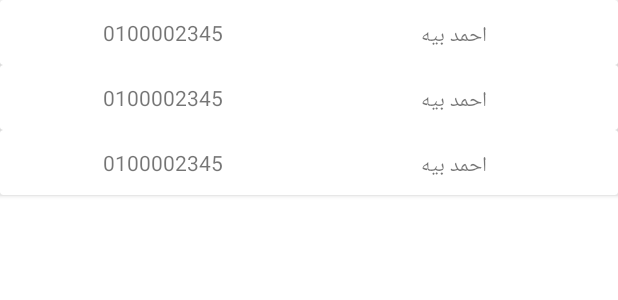
After one commit to AhmedElkrrai/Daftar, an Android app: the layout activity_contacts.xml on its own in the app's theme, with its tools: preview values and no code run, on a phone screen of 412 x 824 dp. The commit adds this screen. Shown: the top 300 px of the screen. Run offline under Robolectric (Android 15) with nearby library versions, the light colour scheme and no system bars.

Commit message:
display contacts

```diff
--- a/app/src/main/AndroidManifest.xml
+++ b/app/src/main/AndroidManifest.xml
@@ -1,6 +1,8 @@
 <?xml version="1.0" encoding="utf-8"?>
 <manifest xmlns:android="http://schemas.android.com/apk/res/android"
     package="com.example.daftar">
+
+    <uses-permission android:name="android.permission.READ_CONTACTS" />
 
     <application
         android:allowBackup="true"
@@ -9,7 +11,8 @@
         android:roundIcon="@mipmap/ic_launcher_round"
         android:supportsRtl="true"
         android:theme="@style/Theme.Daftar">
-        <activity android:name=".MainActivity">
+        <activity android:name=".ui.ContactsActivity"></activity>
+        <activity android:name=".ui.MainActivity">
             <intent-filter>
                 <action android:name="android.intent.action.MAIN" />
 
--- a/app/src/main/java/com/example/daftar/Customer.java
+++ b/app/src/main/java/com/example/daftar/model/Customer.java
@@ -1,6 +1,6 @@
-package com.example.daftar;
+package com.example.daftar.model;
 
-class Customer {
+public class Customer {
     private String customerName;
     private String money;
     private String details;
--- a/app/src/main/java/com/example/daftar/CustomerAdapter.java
+++ b/app/src/main/java/com/example/daftar/ui/CustomerAdapter.java
@@ -1,4 +1,4 @@
-package com.example.daftar;
+package com.example.daftar.ui;
 
 import android.view.LayoutInflater;
 import android.view.View;
@@ -8,8 +8,12 @@ import android.widget.TextView;
 import androidx.annotation.NonNull;
 import androidx.recyclerview.widget.RecyclerView;
 
+import com.example.daftar.model.Customer;
+import com.example.daftar.R;
+
 import java.util.ArrayList;
 import java.util.List;
+
 
 public class CustomerAdapter extends RecyclerView.Adapter<CustomerAdapter.CustomerHolder> {
     private List<Customer> customers = new ArrayList<>();
--- a/app/src/main/java/com/example/daftar/MainActivity.java
+++ b/app/src/main/java/com/example/daftar/ui/MainActivity.java
@@ -1,4 +1,4 @@
-package com.example.daftar;
+package com.example.daftar.ui;
 
 import android.os.Bundle;
 import android.view.View;
@@ -9,6 +9,7 @@ import androidx.navigation.ui.NavigationUI;
 import androidx.recyclerview.widget.LinearLayoutManager;
 import androidx.recyclerview.widget.RecyclerView;
 
+import com.example.daftar.R;
 import com.google.android.material.bottomnavigation.BottomNavigationView;
 import com.google.android.material.floatingactionbutton.FloatingActionButton;
 
--- /dev/null
+++ b/app/src/main/res/layout/activity_contacts.xml
@@ -0,0 +1,15 @@
+<?xml version="1.0" encoding="utf-8"?>
+<androidx.coordinatorlayout.widget.CoordinatorLayout xmlns:android="http://schemas.android.com/apk/res/android"
+    xmlns:app="http://schemas.android.com/apk/res-auto"
+    xmlns:tools="http://schemas.android.com/tools"
+    android:layout_width="match_parent"
+    android:layout_height="match_parent"
+    tools:context=".ui.ContactsActivity">
+
+    <androidx.recyclerview.widget.RecyclerView
+        android:id="@+id/contacts_recycler_view"
+        android:layout_width="match_parent"
+        android:layout_height="match_parent"
+        tools:listitem="@layout/contact_item" />
+
+</androidx.coordinatorlayout.widget.CoordinatorLayout>
--- a/app/src/main/res/layout/activity_main.xml
+++ b/app/src/main/res/layout/activity_main.xml
@@ -5,7 +5,7 @@
     android:id="@+id/container"
     android:layout_width="match_parent"
     android:layout_height="match_parent"
-    tools:context=".MainActivity">
+    tools:context=".ui.MainActivity">
 
 
     <fragment
--- /dev/null
+++ b/app/src/main/res/layout/contact_item.xml
@@ -0,0 +1,32 @@
+<?xml version="1.0" encoding="utf-8"?>
+<androidx.cardview.widget.CardView xmlns:android="http://schemas.android.com/apk/res/android"
+    android:layout_width="match_parent"
+    android:layout_height="wrap_content"
+    android:orientation="vertical">
+
+    <LinearLayout
+        android:layout_width="match_parent"
+        android:layout_height="wrap_content"
+        android:orientation="horizontal"
+        android:padding="12dp">
+
+        <TextView
+            android:id="@+id/phone_num"
+            android:layout_width="0dp"
+            android:layout_height="wrap_content"
+            android:layout_weight="1"
+            android:gravity="center"
+            android:text="0100002345" />
+
+        <TextView
+            android:id="@+id/contact_name"
+            android:layout_width="0dp"
+            android:layout_height="match_parent"
+            android:layout_weight="1"
+            android:gravity="center"
+            android:text="احمد بيه" />
+
+
+    </LinearLayout>
+
+</androidx.cardview.widget.CardView>
```
Also changed, not shown: app/src/main/java/com/example/daftar/FragmentDashboard.java (+11 -11 lines), app/src/main/java/com/example/daftar/model/Contact.java (added, +27 -0 lines), app/src/main/java/com/example/daftar/ui/ContactAdapter.java (added, +52 -0 lines), app/src/main/java/com/example/daftar/ui/ContactsActivity.java (added, +111 -0 lines).
